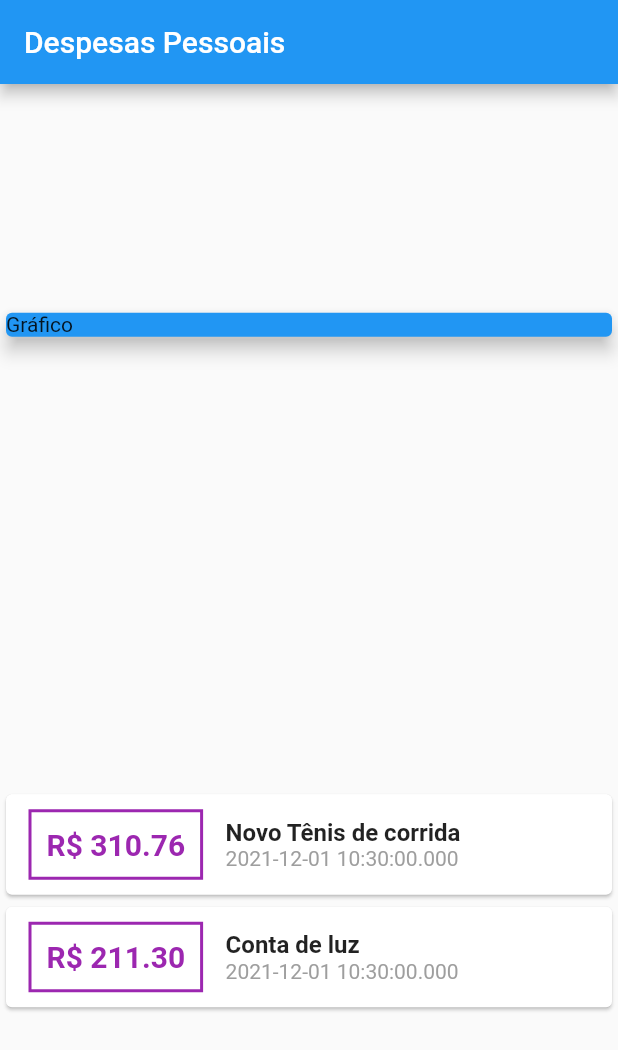
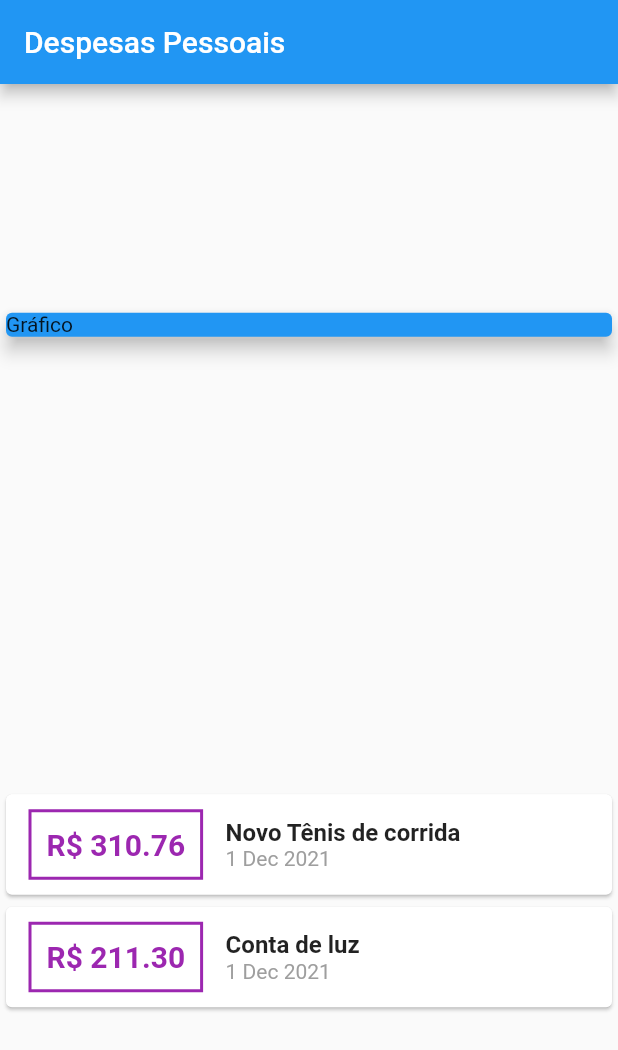
Before and after one commit to Edusu123/expenses, a Flutter app: the screen it shows after launch, on a phone screen of 412 x 824 dp. Shown: the top 1050 px of the screen. Run offline on Flutter 3.47's test engine with Material 2 defaults, Android fonts, the phone set to English and light mode, and no system bars.

Commit message:
Instalando o pacote externo Intl

```diff
--- a/lib/main.dart
+++ b/lib/main.dart
@@ -1,6 +1,6 @@
 import 'package:expenses/models/transaction.dart';
-import 'package:flutter/cupertino.dart';
 import 'package:flutter/material.dart';
+import 'package:intl/intl.dart';
 
 main() => runApp(ExpensesApp());
 
@@ -67,7 +67,7 @@ class MyHomePage extends StatelessWidget {
                                   fontSize: 16, fontWeight: FontWeight.bold),
                             ),
                             Text(
-                              e.date.toString(),
+                              DateFormat('d MMM y').format(e.date),
                               style: TextStyle(color: Colors.grey),
                             )
                           ],
--- a/pubspec.yaml
+++ b/pubspec.yaml
@@ -23,6 +23,7 @@ environment:
 dependencies:
   flutter:
     sdk: flutter
+  intl: ^0.17.0
 
 
   # The following adds the Cupertino Icons font to your application.
```
Also changed, not shown: pubspec.lock.
